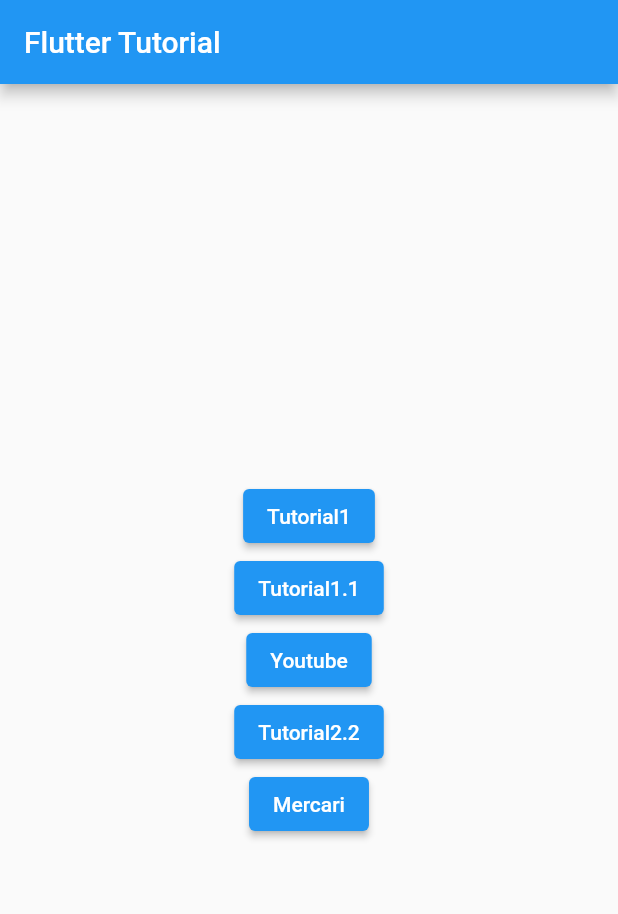
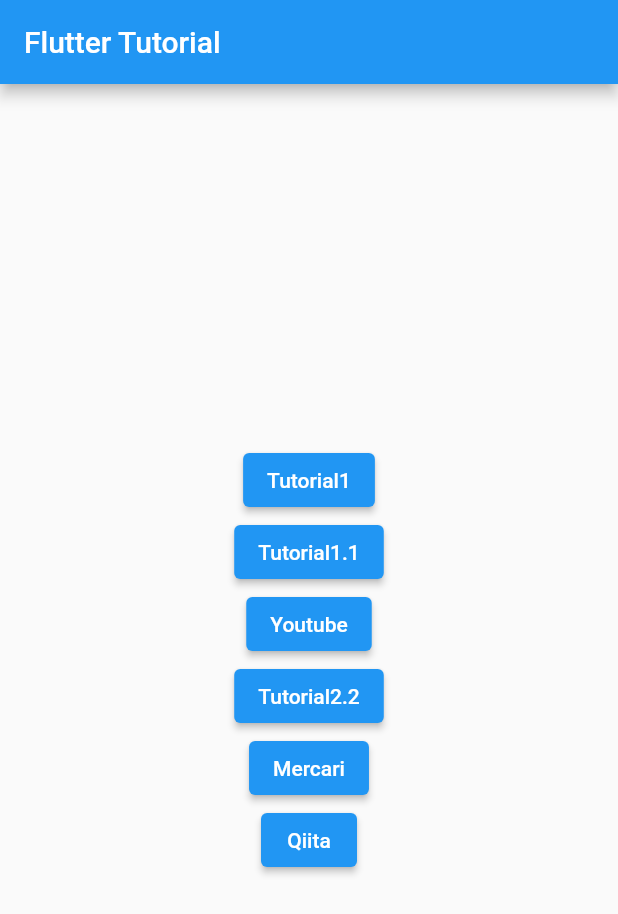
Before and after one commit to kenji-axia/flutter_tutorial, a Flutter app: the screen it shows after launch, on a phone screen of 412 x 824 dp. Shown: the top 914 px of the screen. Run offline on Flutter 3.47's test engine with Material 2 defaults, Android fonts, the phone set to English and light mode, and no system bars; our stand-ins replace badges, flutter_svg.

Commit message:
QiitaClientScreenへの遷移ボタンの追加

```diff
--- a/lib/main.dart
+++ b/lib/main.dart
@@ -5,6 +5,7 @@ import 'animation/animation_screen.dart';
 import 'youtube/youtube_screen.dart';
 import 'residence/residence_screen.dart';
 import 'mercari/mercari_screen.dart';
+import 'qiita/qiita_client_screen.dart';
 
 void main() {
   runApp(const MyApp());
@@ -60,6 +61,10 @@ class MyHomePage extends StatelessWidget {
               'Mercari',
               MercariScreen(),
             ),
+            TransitionScreenButton(
+              'Qiita',
+              QiitaClientScreen(),
+            ),
           ],
         ),
       ),
```
Also changed, not shown: lib/qiita/qiita_client_screen.dart (added, +10 -0 lines).
